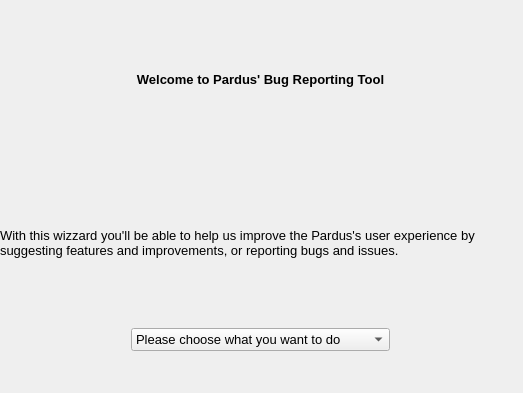
First picture: the form in gsoc/bug-reporting-tool/pardus-apport/src/gui/widgets/errorWidget.ui, repository pars-linux/uludag, before the edit.
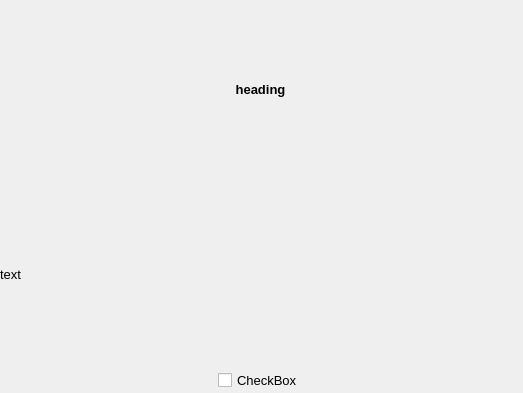
Second picture: the form after the edit.

Commit message: bug-reporting-tool: errorScreen complete

What changed in the file:
```diff
--- a/gsoc/bug-reporting-tool/pardus-apport/src/gui/widgets/errorWidget.ui
+++ b/gsoc/bug-reporting-tool/pardus-apport/src/gui/widgets/errorWidget.ui
@@ -69,11 +69,14 @@
        <enum>Qt::LeftToRight</enum>
       </property>
       <property name="text">
-       <string>Welcome to Pardus' Bug Reporting Tool</string>
+       <string>heading</string>
       </property>
       <property name="alignment">
        <set>Qt::AlignCenter</set>
       </property>
+      <property name="wordWrap">
+       <bool>true</bool>
+      </property>
      </widget>
     </item>
     <item>
@@ -84,7 +87,7 @@
        </font>
       </property>
       <property name="text">
-       <string>With this wizzard you'll be able to help us improve the Pardus's user experience by suggesting features and improvements, or reporting bugs and issues.</string>
+       <string>text</string>
       </property>
       <property name="wordWrap">
        <bool>true</bool>
@@ -107,27 +110,15 @@
        </spacer>
       </item>
       <item>
-       <widget class="QComboBox" name="comboBox">
+       <widget class="QCheckBox" name="checkBox">
         <property name="font">
          <font>
           <pointsize>10</pointsize>
          </font>
         </property>
-        <item>
-         <property name="text">
-          <string>Please choose what you want to do</string>
-         </property>
-        </item>
-        <item>
-         <property name="text">
-          <string>Report Issue, Bug or Crash</string>
-         </property>
-        </item>
-        <item>
-         <property name="text">
-          <string>Suggest a new Feature or Improvement</string>
-         </property>
-        </item>
+        <property name="text">
+         <string>CheckBox</string>
+        </property>
        </widget>
       </item>
       <item>
@@ -145,22 +136,6 @@
       </item>
      </layout>
     </item>
-    <item>
-     <spacer name="verticalSpacer">
-      <property name="orientation">
-       <enum>Qt::Vertical</enum>
-      </property>
-      <property name="sizeType">
-       <enum>QSizePolicy::Preferred</enum>
-      </property>
-      <property name="sizeHint" stdset="0">
-       <size>
-        <width>20</width>
-        <height>40</height>
-       </size>
-      </property>
-     </spacer>
-    </item>
    </layout>
   </widget>
  </widget>
```
Left out of the diff: 4 changed lines with no effect on the pictures. The commit also changes 5 other files.
